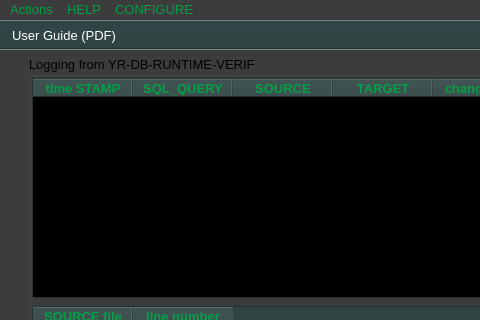
Qt form ui/yr-db-runtime-verif-main-window.ui (yerothd/yr-db-runtime-verif) before a commit; both pictures show x 0 to 480 and y 0 to 320 of the 800 by 600 pixel window.
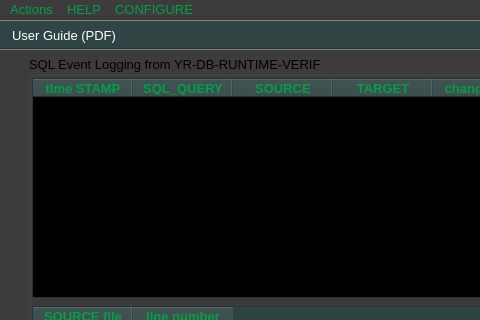
The same form after that commit. Icons and pictures are not drawn. Custom widgets are drawn as their Qt base class.

Patch:
```diff
--- a/ui/yr-db-runtime-verif-main-window.ui
+++ b/ui/yr-db-runtime-verif-main-window.ui
@@ -638,7 +638,7 @@
      </font>
     </property>
     <property name="title">
-     <string>Logging from YR-DB-RUNTIME-VERIF</string>
+     <string>SQL Event Logging from YR-DB-RUNTIME-VERIF</string>
     </property>
     <widget class="YRDBRUNTIMEVERIF_TableWidget" name="tableWidget_LOGGING">
      <property name="enabled">
```
